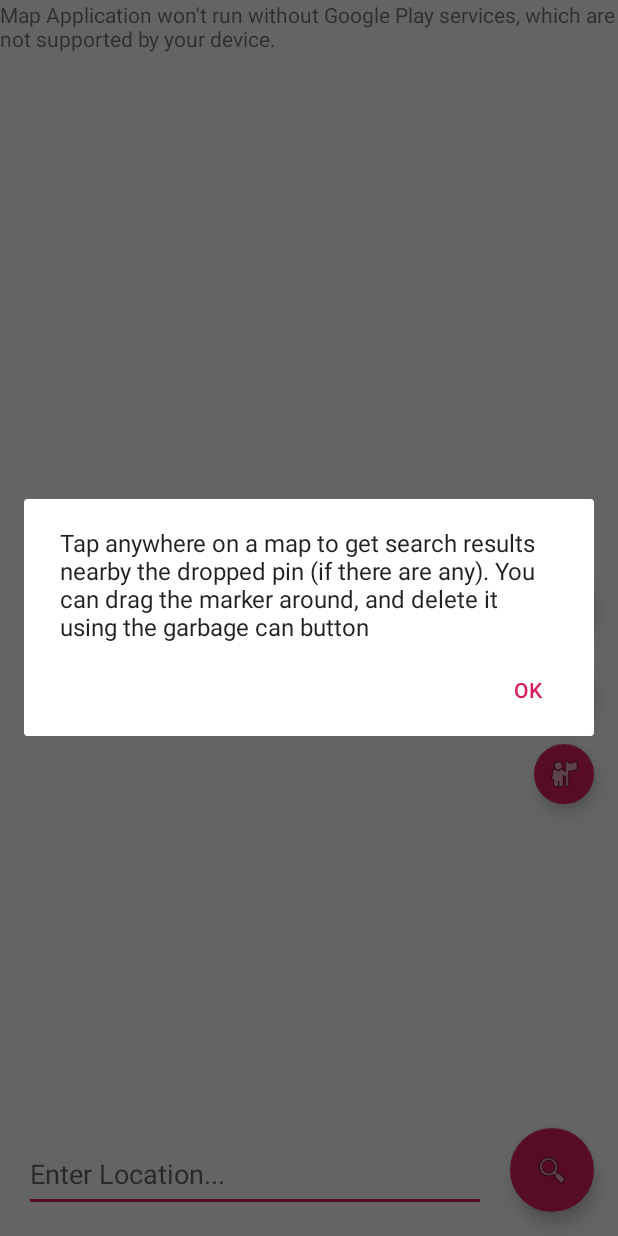
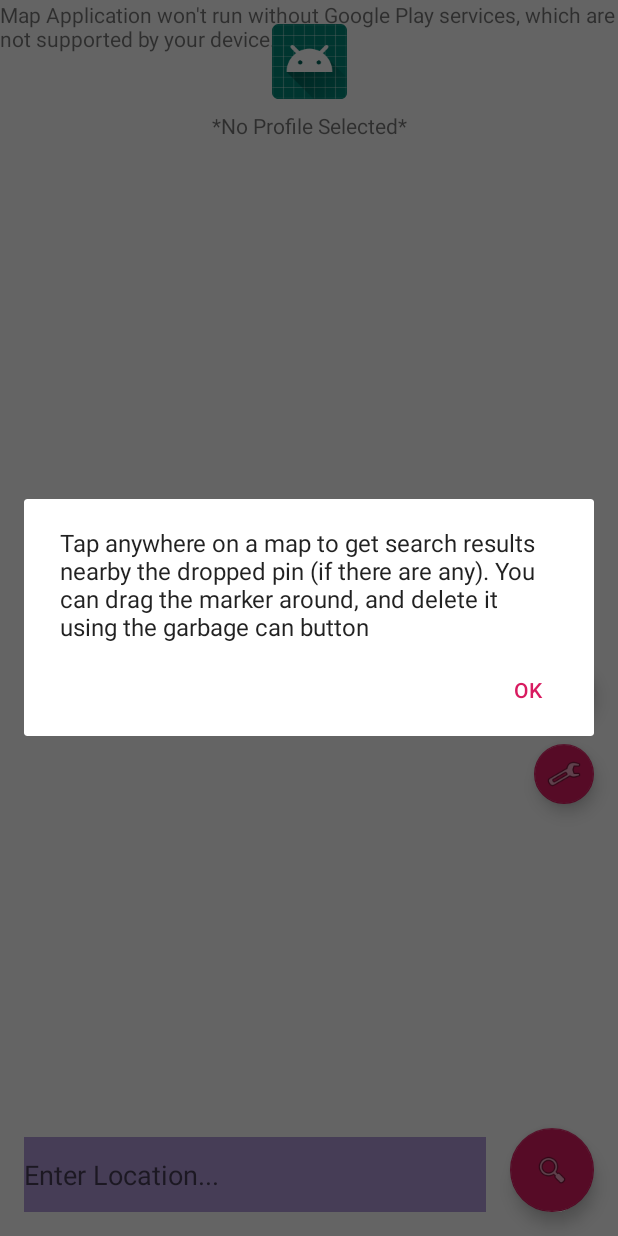
Before and after one commit to Ricky77768/mapApplication, an Android app: the screen it shows after launch (MapsActivity), after a tap on an icon or button, on a phone screen of 412 x 824 dp. Run offline under Robolectric (Android 15) with nearby library versions, the light colour scheme and no system bars.

Commit message:
started implementing dynamic profile display on MapsActivity

```diff
--- a/app/src/main/java/com/example/mapapplication/MapsActivity.java
+++ b/app/src/main/java/com/example/mapapplication/MapsActivity.java
@@ -8,6 +8,7 @@ import androidx.recyclerview.widget.RecyclerView;
 import android.content.Context;
 import android.content.DialogInterface;
 import android.content.Intent;
+import android.content.SharedPreferences;
 import android.graphics.Color;
 import android.location.Location;
 import android.location.LocationListener;
@@ -22,6 +23,7 @@ import android.view.ViewGroup;
 import android.widget.Button;
 import android.widget.CompoundButton;
 import android.widget.EditText;
+import android.widget.ImageButton;
 import android.widget.ImageView;
 import android.widget.Switch;
 import android.widget.TextView;
@@ -38,6 +40,7 @@ import com.google.android.gms.maps.model.Marker;
 import com.google.android.gms.maps.model.MarkerOptions;
 import com.google.android.gms.maps.model.Polyline;
 import com.google.android.material.floatingactionbutton.FloatingActionButton;
+import com.google.gson.Gson;
 
 import org.json.JSONArray;
 import org.json.JSONObject;
@@ -60,6 +63,8 @@ public class MapsActivity extends FragmentActivity implements OnMapReadyCallback
     public static Marker originalDestination;
     public static String searchURL;
     public static ArrayList<Marker> searchMarkers = new ArrayList<>();
+    public static ProfileInfo currentProfile;
+    boolean canPutMarker = true;
 
     @Override
     protected void onCreate(Bundle savedInstanceState) {
@@ -69,8 +74,9 @@ public class MapsActivity extends FragmentActivity implements OnMapReadyCallback
         // References
         final RecyclerView location_list = findViewById(R.id.location_list);
         final EditText input_location = findViewById(R.id.input_location);
+        final TextView profile_name = findViewById(R.id.profile_name);
+        final ImageButton button_profiles = findViewById(R.id.button_profiles);
         final FloatingActionButton fab_settings = findViewById(R.id.fab_settings);
-        final FloatingActionButton fab_profiles = findViewById(R.id.fab_profiles);
         final FloatingActionButton fab_help = findViewById(R.id.fab_help);
         final FloatingActionButton fab_marker_delete = findViewById(R.id.fab_marker_delete);
         final FloatingActionButton fab_search = findViewById(R.id.fab_search);
@@ -86,18 +92,52 @@ public class MapsActivity extends FragmentActivity implements OnMapReadyCallback
         location_list.setVisibility(View.INVISIBLE);
         fab_marker_delete.setVisibility(View.INVISIBLE);
 
+        // Load previously selected profile
+        Gson gson = new Gson();
+        SharedPreferences sharedPref = this.getPreferences(Context.MODE_PRIVATE);
+        String profile = sharedPref.getString("current_profile", null);
+        if (profile != null) {
+            currentProfile = gson.fromJson(profile, ProfileInfo.class);
+            loadProfile(currentProfile);
+        } else {
+            currentProfile = null;
+            loadProfile(currentProfile);
+        }
+
         // Click Listeners
-        fab_profiles.setOnClickListener(new View.OnClickListener() {
+        profile_name.setOnClickListener(new View.OnClickListener() {
             public void onClick(View v) {
                 Intent intent = new Intent(MapsActivity.this, ProfileActivity.class);
                 startActivity(intent);
-                fab_profiles.setEnabled(false);
+                profile_name.setEnabled(false);
+                button_profiles.setEnabled(false);
                 fab_settings.setEnabled(false);
                 fab_help.setEnabled(false);
-                fab_profiles.postDelayed(new Runnable() {
+                button_profiles.postDelayed(new Runnable() {
                     @Override
                     public void run() {
-                        fab_profiles.setEnabled(true);
+                        profile_name.setEnabled(true);
+                        button_profiles.setEnabled(true);
+                        fab_settings.setEnabled(true);
+                        fab_help.setEnabled(true);
+                    }
+                }, 500);
+            }
+        });
+
+        button_profiles.setOnClickListener(new View.OnClickListener() {
+            public void onClick(View v) {
+                Intent intent = new Intent(MapsActivity.this, ProfileActivity.class);
+                startActivity(intent);
+                profile_name.setEnabled(false);
+                button_profiles.setEnabled(false);
+                fab_settings.setEnabled(false);
+                fab_help.setEnabled(false);
+                button_profiles.postDelayed(new Runnable() {
+                    @Override
+                    public void run() {
+                        profile_name.setEnabled(true);
+                        button_profiles.setEnabled(true);
                         fab_settings.setEnabled(true);
                         fab_help.setEnabled(true);
                     }
@@ -109,13 +149,15 @@ public class MapsActivity extends FragmentActivity implements OnMapReadyCallback
             public void onClick(View v) {
                 Intent intent = new Intent(MapsActivity.this, SettingsActivity.class);
                 startActivity(intent);
-                fab_profiles.setEnabled(false);
+                profile_name.setEnabled(false);
+                button_profiles.setEnabled(false);
                 fab_settings.setEnabled(false);
                 fab_help.setEnabled(false);
-                fab_profiles.postDelayed(new Runnable() {
+                button_profiles.postDelayed(new Runnable() {
                     @Override
                     public void run() {
-                        fab_profiles.setEnabled(true);
+                        profile_name.setEnabled(true);
+                        button_profiles.setEnabled(true);
                         fab_settings.setEnabled(true);
                         fab_help.setEnabled(true);
                     }
@@ -125,13 +167,15 @@ public class MapsActivity extends FragmentActivity implements OnMapReadyCallback
 
         fab_help.setOnClickListener(new View.OnClickListener() {
             public void onClick(View v) {
-                fab_profiles.setEnabled(false);
+                profile_name.setEnabled(false);
+                button_profiles.setEnabled(false);
                 fab_settings.setEnabled(false);
                 fab_help.setEnabled(false);
-                fab_profiles.postDelayed(new Runnable() {
+                button_profiles.postDelayed(new Runnable() {
                     @Override
                     public void run() {
-                        fab_profiles.setEnabled(true);
+                        profile_name.setEnabled(true);
+                        button_profiles.setEnabled(true);
                         fab_settings.setEnabled(true);
                         fab_help.setEnabled(true);
                     }
@@ -215,6 +259,37 @@ public class MapsActivity extends FragmentActivity implements OnMapReadyCallback
     }
 
     @Override
+    protected void onResume() {
+        super.onResume();
+        final TextView profile_name = findViewById(R.id.profile_name);
+        final ImageButton button_profiles = findViewById(R.id.button_profiles);
+
+        // TODO: Fix - Profile only updates in real time when "selected" pressed
+        for (ProfileInfo x : ProfileActivity.profiles) {
+            if (x.selected) {
+                currentProfile = x;
+            }
+        }
+        loadProfile(currentProfile);
+    }
+
+    @Override
+    protected void onStop() {
+        super.onStop();
+
+        for (ProfileInfo x : ProfileActivity.profiles) {
+            if (x.selected) {
+                SharedPreferences sharedPref = this.getPreferences(Context.MODE_PRIVATE);
+                SharedPreferences.Editor editor = sharedPref.edit();
+                sharedPref.edit().clear().commit();
+                Gson gson = new Gson();
+                editor.putString("current_profile" , gson.toJson(currentProfile));
+                editor.apply();
+            }
+        }
+    }
+
+    @Override
     // Changes how the back button functions
     public void onBackPressed() {
         RecyclerView location_list = findViewById(R.id.location_list);
@@ -224,6 +299,7 @@ public class MapsActivity extends FragmentActivity implements OnMapReadyCallback
         EditText input_location = findViewById(R.id.input_location);
 
         if (location_list.getVisibility() == View.INVISIBLE && searchMarkers.size() != 0) {
+            canPutMarker = true;
             if (searchCenter != null) { searchCenter.setVisible(true); }
             if (originalDestination != null) { originalDestination.remove(); }
             for (Marker x : searchMarkers) { x.setVisible(true); }
@@ -266,6 +342,8 @@ public class MapsActivity extends FragmentActivity implements OnMapReadyCallback
             // Add a marker
             @Override
             public void onMapClick(LatLng latLng) {
+                if (!canPutMarker) { return; }
+
                 if (searchCenter != null) {
                     searchCenter.remove();
                 }
@@ -348,6 +426,7 @@ public class MapsActivity extends FragmentActivity implements OnMapReadyCallback
             holder.location_go.setOnClickListener(new View.OnClickListener() {
                 @Override
                 public void onClick(View view) {
+                    canPutMarker = false;
 
                     final RecyclerView location_list = findViewById(R.id.location_list);
                     final EditText input_location = findViewById(R.id.input_location);
@@ -370,17 +449,18 @@ public class MapsActivity extends FragmentActivity implements OnMapReadyCallback
                     fab_marker_delete.setVisibility(View.INVISIBLE);
                     input_location.setVisibility(View.INVISIBLE);
                     location_list.setVisibility(View.INVISIBLE);
-
-                    // TODO: Confirm location screen here, also have the ability to go back
-                    // TODO: Get current location LatLng
                     String destinationURL = "https://maps.googleapis.com/maps/api/directions/json?origin=Toronto&destination=Montreal&key=";
                     destinationURL += getString(R.string.google_maps_key);
-                    Log.d("Ricky", destinationURL);
 
-                    // TODO: algorithm to find suitable additional POIS, list all in page
-                    // TODO: Then, set selected ones as waypoints, find path
-                    // TODO: Download file here, and then do something, try to only use one asynctask class
-
+                    /* TODO List Below
+                     * - Confirm Location Screen here
+                     *      - Have ability to go back, and change starting location
+                     *      - Have a way to get current LatLng
+                     * - Create Algorithm to find suitable POIs based on profile, list in RecycleView
+                     *      - Use LatLngBound & SearchBoxOptions?
+                     * - Set Selected locations as waypoints, find a path
+                     *      - Download the file here, then do something
+                     */
                 }
             });
 
@@ -526,4 +606,45 @@ public class MapsActivity extends FragmentActivity implements OnMapReadyCallback
         return sb.toString();
     }
 
+    // Load Profile
+    public void loadProfile(ProfileInfo x) {
+        final TextView profile_name = findViewById(R.id.profile_name);
+        final ImageButton button_profiles = findViewById(R.id.button_profiles);
+
+        if (x != null) {
+            profile_name.setText(currentProfile.name);
+            setIcon(currentProfile.icon);
+
+            //Gson gson = new Gson();
+            //Log.d("Ricky", gson.toJson(currentProfile));
+
+            return;
+        }
+        profile_name.setText("*No Profile Selected*");
+        setIcon(-1);
+    }
+
+    // Set Icon
+    public void setIcon(int index) {
+        final ImageButton button_profiles = findViewById(R.id.button_profiles);
+
+        switch (index) {
+            case 1:
+                button_profiles.setImageResource(R.drawable.profile_icon_food);
+                break;
+            case 2:
+                button_profiles.setImageResource(R.drawable.profile_icon_sports);
+                break;
+            case 3:
+                button_profiles.setImageResource(R.drawable.profile_icon_nightlife);
+                break;
+            case 4:
+                button_profiles.setImageResource(R.drawable.profile_icon_sightseeing);
+                break;
+            default:
+                button_profiles.setImageResource(R.mipmap.ic_launcher_round);
+                break;
+        }
+    }
+
 }
--- a/app/src/main/java/com/example/mapapplication/ProfileCreateActivity.java
+++ b/app/src/main/java/com/example/mapapplication/ProfileCreateActivity.java
@@ -319,15 +319,19 @@ public class ProfileCreateActivity extends AppCompatActivity {
 
         switch (index) {
             case 1:
+                icon = 1;
                 profile_create_icon.setImageResource(R.drawable.profile_icon_food);
                 break;
             case 2:
+                icon = 2;
                 profile_create_icon.setImageResource(R.drawable.profile_icon_sports);
                 break;
             case 3:
+                icon = 3;
                 profile_create_icon.setImageResource(R.drawable.profile_icon_nightlife);
                 break;
             case 4:
+                icon = 4;
                 profile_create_icon.setImageResource(R.drawable.profile_icon_sightseeing);
                 break;
         }
--- a/app/src/main/java/com/example/mapapplication/ProfileInfo.java
+++ b/app/src/main/java/com/example/mapapplication/ProfileInfo.java
@@ -10,6 +10,7 @@ import java.util.ArrayList;
 public class ProfileInfo {
     int position; // For RecycleView - Determine which profile to edit
     int icon; // For selecting icon to display
+    boolean selected = false; // For checking if this profile is selected in MapsActivity
     String name, numOfPlaces, budget, time, rating; // Values to display
     String rawBudget, rawTime, rawRating; // Integer values for internal calculations
     ArrayList<String> tags;
--- a/app/src/main/res/layout/app_ui.xml
+++ b/app/src/main/res/layout/app_ui.xml
@@ -4,6 +4,7 @@
     xmlns:tools="http://schemas.android.com/tools"
     android:layout_width="match_parent"
     android:layout_height="match_parent">
+
 
     <fragment
         android:id="@+id/map"
@@ -12,36 +13,24 @@
         android:layout_height="0dp"
         app:layout_constraintBottom_toBottomOf="parent"
         app:layout_constraintEnd_toEndOf="parent"
-        app:layout_constraintHorizontal_bias="0.0"
+        app:layout_constraintHorizontal_bias="1.0"
         app:layout_constraintStart_toStartOf="parent"
         app:layout_constraintTop_toTopOf="parent"
         app:layout_constraintVertical_bias="1.0"
         tools:context=".MapsActivity" />
 
-
-    <com.google.android.material.floatingactionbutton.FloatingActionButton
-        android:id="@+id/fab_settings"
-        android:layout_width="wrap_content"
-        android:layout_height="40dp"
+    <androidx.recyclerview.widget.RecyclerView
+        android:id="@+id/location_list"
+        android:layout_width="0dp"
+        android:layout_height="190dp"
+        android:layout_marginStart="16dp"
         android:layout_marginEnd="16dp"
         android:layout_marginBottom="16dp"
-        android:clickable="true"
-        app:fabSize="mini"
-        app:layout_constraintBottom_toTopOf="@+id/fab_profiles"
+        android:background="#80673AB7"
+        app:layout_constraintBottom_toTopOf="@+id/input_location"
         app:layout_constraintEnd_toEndOf="parent"
-        app:srcCompat="@android:drawable/ic_menu_manage" />
-
-    <com.google.android.material.floatingactionbutton.FloatingActionButton
-        android:id="@+id/fab_profiles"
-        android:layout_width="wrap_content"
-        android:layout_height="40dp"
-        android:layout_marginEnd="16dp"
-        android:layout_marginBottom="16dp"
-        android:clickable="true"
-        app:fabSize="mini"
-        app:layout_constraintBottom_toTopOf="@+id/location_list"
-        app:layout_constraintEnd_toEndOf="parent"
-        app:srcCompat="@android:drawable/ic_menu_myplaces" />
+        app:layout_constraintHorizontal_bias="1.0"
+        app:layout_constraintStart_toStartOf="parent" />
 
     <com.google.android.material.floatingactionbutton.FloatingActionButton
         android:id="@+id/fab_help"
@@ -56,6 +45,29 @@
         app:srcCompat="@android:drawable/ic_menu_help" />
 
     <com.google.android.material.floatingactionbutton.FloatingActionButton
+        android:id="@+id/fab_search"
+        android:layout_width="wrap_content"
+        android:layout_height="wrap_content"
+        android:layout_marginEnd="16dp"
+        android:layout_marginBottom="16dp"
+        android:clickable="true"
+        app:layout_constraintBottom_toBottomOf="parent"
+        app:layout_constraintEnd_toEndOf="parent"
+        app:srcCompat="@android:drawable/ic_menu_search" />
+
+    <com.google.android.material.floatingactionbutton.FloatingActionButton
+        android:id="@+id/fab_settings"
+        android:layout_width="wrap_content"
+        android:layout_height="40dp"
+        android:layout_marginEnd="16dp"
+        android:layout_marginBottom="16dp"
+        android:clickable="true"
+        app:fabSize="mini"
+        app:layout_constraintBottom_toTopOf="@+id/location_list"
+        app:layout_constraintEnd_toEndOf="parent"
+        app:srcCompat="@android:drawable/ic_menu_manage" />
+
+    <com.google.android.material.floatingactionbutton.FloatingActionButton
         android:id="@+id/fab_marker_delete"
         android:layout_width="wrap_content"
         android:layout_height="40dp"
@@ -67,17 +79,6 @@
         app:layout_constraintStart_toStartOf="parent"
         app:srcCompat="@android:drawable/ic_menu_delete" />
 
-    <com.google.android.material.floatingactionbutton.FloatingActionButton
-        android:id="@+id/fab_search"
-        android:layout_width="wrap_content"
-        android:layout_height="wrap_content"
-        android:layout_marginEnd="16dp"
-        android:layout_marginBottom="16dp"
-        android:clickable="true"
-        app:layout_constraintBottom_toBottomOf="parent"
-        app:layout_constraintEnd_toEndOf="parent"
-        app:srcCompat="@android:drawable/ic_menu_search" />
-
     <EditText
         android:id="@+id/input_location"
         android:layout_width="0dp"
@@ -85,6 +86,7 @@
         android:layout_marginStart="16dp"
         android:layout_marginEnd="16dp"
         android:layout_marginBottom="16dp"
+        android:background="#80673AB7"
         android:ems="10"
         android:hint="Enter Location..."
         android:inputType="textPersonName"
@@ -92,16 +94,32 @@
         app:layout_constraintEnd_toStartOf="@+id/fab_search"
         app:layout_constraintStart_toStartOf="parent" />
 
-    <androidx.recyclerview.widget.RecyclerView
-        android:id="@+id/location_list"
-        android:layout_width="0dp"
-        android:layout_height="190dp"
+
+    <TextView
+        android:id="@+id/profile_name"
+        android:layout_width="wrap_content"
+        android:layout_height="wrap_content"
         android:layout_marginStart="16dp"
+        android:layout_marginTop="8dp"
         android:layout_marginEnd="16dp"
-        android:layout_marginBottom="16dp"
-        app:layout_constraintBottom_toTopOf="@+id/input_location"
+        android:text="Profile Name Here"
         app:layout_constraintEnd_toEndOf="parent"
-        app:layout_constraintHorizontal_bias="1.0"
-        app:layout_constraintStart_toStartOf="parent" />
+        app:layout_constraintStart_toStartOf="parent"
+        app:layout_constraintTop_toBottomOf="@+id/button_profiles" />
+
+    <ImageButton
+        android:id="@+id/button_profiles"
+        android:layout_width="50dp"
+        android:layout_height="0dp"
+        android:layout_marginStart="16dp"
+        android:layout_marginTop="16dp"
+        android:layout_marginEnd="16dp"
+        android:adjustViewBounds="true"
+        android:background="@null"
+        android:scaleType="fitCenter"
+        android:src="@drawable/googleg_standard_color_18"
+        app:layout_constraintEnd_toEndOf="parent"
+        app:layout_constraintStart_toStartOf="parent"
+        app:layout_constraintTop_toTopOf="parent" />
 
 </androidx.constraintlayout.widget.ConstraintLayout>
```
Also changed, not shown: app/src/main/java/com/example/mapapplication/ProfileActivity.java (+11 -7 lines).
